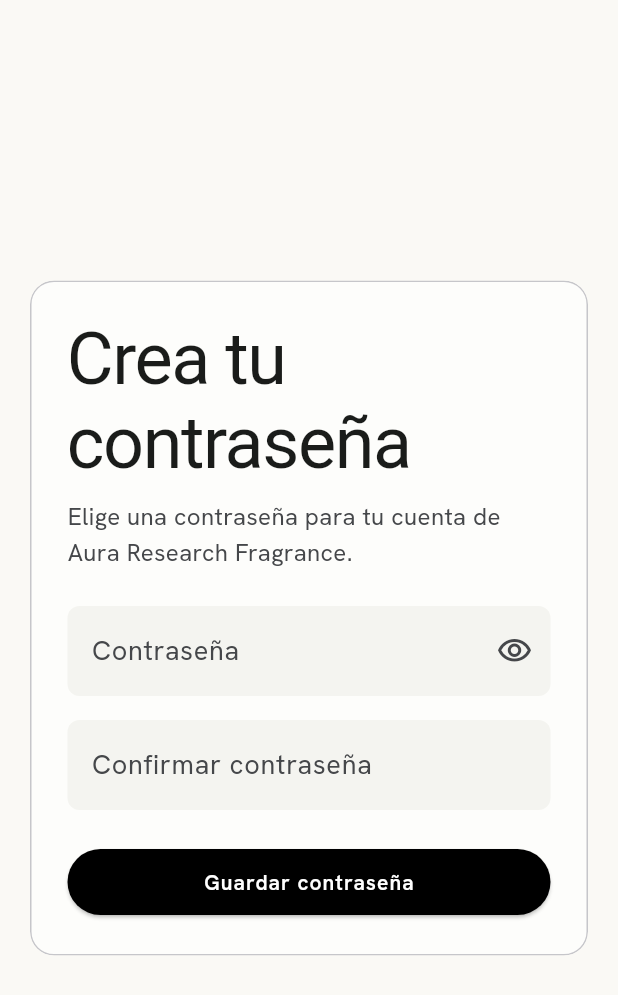
After one commit to yayorome/auracatalog, a Flutter app: the SetPasswordScreen screen opened by its route, on a phone screen of 412 x 824 dp. The commit adds this screen. Shown: the top 995 px of the screen. Run offline on Flutter 3.47's test engine with Material 3 defaults, Android fonts, the light colour scheme and no system bars; our stand-ins replace cached_network_image, fl_chart, flutter_image_compress, flutter_riverpod, go_router, google_fonts and 3 more; accounts and stored records are empty; Roboto replaces fonts that are missing (Libre Caslon Text).

Commit message:
add user set option and icons

```diff
--- a/lib/app/router/route_paths.dart
+++ b/lib/app/router/route_paths.dart
@@ -1,6 +1,7 @@
 /// Central route path constants — no raw route strings anywhere else.
 abstract class RoutePaths {
   static const login = '/login';
+  static const setPassword = '/set-password';
   static const catalog = '/catalog';
   static const productDetail = '/catalog/:productId';
   static const productNew = '/catalog/new';
--- a/lib/features/auth/domain/auth_providers.dart
+++ b/lib/features/auth/domain/auth_providers.dart
@@ -33,3 +33,32 @@ final currentProfileProvider = FutureProvider<AppUser?>((ref) async {
 final isOwnerProvider = Provider<bool>((ref) {
   return ref.watch(currentProfileProvider).value?.isOwner ?? false;
 });
+
+/// Whether the app booted from an invite or password-recovery link, so the
+/// router should send the user to [RoutePaths.setPassword] instead of
+/// straight into the catalog.
+///
+/// Seeded once at startup from `main.dart` (via a `ProviderScope` override
+/// on the notifier's initial value, computed from the raw boot URL before
+/// `runApp`/go_router exist) rather than computed here, because Supabase's
+/// own SDK doesn't expose this distinction reliably: `getSessionFromUrl`
+/// only fires `AuthChangeEvent.passwordRecovery` for `type=recovery` links
+/// -- `type=invite` links fire the same `AuthChangeEvent.signedIn` as any
+/// ordinary sign-in, so there is no auth-stream event to key off for the
+/// invite case.
+class NeedsPasswordSetupNotifier extends Notifier<bool> {
+  NeedsPasswordSetupNotifier({this.initialValue = false});
+
+  final bool initialValue;
+
+  @override
+  bool build() => initialValue;
+
+  /// Called by [SetPasswordScreen] once the password is successfully set.
+  void clear() => state = false;
+}
+
+final needsPasswordSetupProvider =
+    NotifierProvider<NeedsPasswordSetupNotifier, bool>(
+      NeedsPasswordSetupNotifier.new,
+    );
--- /dev/null
+++ b/lib/features/auth/presentation/set_password_screen.dart
@@ -0,0 +1,161 @@
+import 'package:flutter/material.dart';
+import 'package:flutter_riverpod/flutter_riverpod.dart';
+
+import '../../../app/router/app_router.dart';
+import '../../../app/router/route_paths.dart';
+import '../../../app/theme/aura_essence_tokens.dart';
+import '../../../core/widgets/bento_tile.dart';
+import '../domain/auth_providers.dart';
+
+/// Shown instead of the catalog right after an invite or password-recovery
+/// link signs the user in (see [needsPasswordSetupProvider]) -- the link
+/// itself only establishes a session, it never sets a password the user
+/// can log in with again later. This screen is what actually does that.
+class SetPasswordScreen extends ConsumerStatefulWidget {
+  const SetPasswordScreen({super.key});
+
+  @override
+  ConsumerState<SetPasswordScreen> createState() => _SetPasswordScreenState();
+}
+
+class _SetPasswordScreenState extends ConsumerState<SetPasswordScreen> {
+  final _formKey = GlobalKey<FormState>();
+  final _passwordController = TextEditingController();
+  final _confirmController = TextEditingController();
+  bool _isSubmitting = false;
+  bool _obscurePassword = true;
+  String? _errorMessage;
+
+  @override
+  void dispose() {
+    _passwordController.dispose();
+    _confirmController.dispose();
+    super.dispose();
+  }
+
+  Future<void> _submit() async {
+    if (!_formKey.currentState!.validate()) return;
+    setState(() {
+      _isSubmitting = true;
+      _errorMessage = null;
+    });
+    try {
+      await ref
+          .read(authRepositoryProvider)
+          .updatePassword(_passwordController.text);
+      ref.read(needsPasswordSetupProvider.notifier).clear();
+      // ref.read(goRouterProvider) rather than context.go(): navigation
+      // after an await needs the Provider-scoped GoRouter, not the
+      // BuildContext extension (see CLAUDE.md's go_router async-gap note).
+      if (mounted) ref.read(goRouterProvider).go(RoutePaths.catalog);
+    } on Object catch (e) {
+      setState(() => _errorMessage = 'No se pudo establecer la contraseña: $e');
+    } finally {
+      if (mounted) setState(() => _isSubmitting = false);
+    }
+  }
+
+  @override
+  Widget build(BuildContext context) {
+    final textTheme = Theme.of(context).textTheme;
+    return Scaffold(
+      body: LayoutBuilder(
+        builder: (context, constraints) {
+          return SingleChildScrollView(
+            child: ConstrainedBox(
+              constraints: BoxConstraints(minHeight: constraints.maxHeight),
+              child: Center(
+                child: ConstrainedBox(
+                  constraints: const BoxConstraints(maxWidth: 420),
+                  child: Padding(
+                    padding: const EdgeInsets.all(AuraSpacing.marginMobile),
+                    child: BentoTile(
+                      child: Form(
+                        key: _formKey,
+                        child: Column(
+                          mainAxisSize: MainAxisSize.min,
+                          crossAxisAlignment: CrossAxisAlignment.start,
+                          children: [
+                            Text('Crea tu contraseña', style: textTheme.displayLarge),
+                            const SizedBox(height: AuraSpacing.unit),
+                            Text(
+                              'Elige una contraseña para tu cuenta de Aura Research Fragrance.',
+                              style: textTheme.bodyMedium?.copyWith(
+                                color: AuraColors.onSurfaceVariant,
+                              ),
+                            ),
+                            const SizedBox(height: AuraSpacing.unit * 3),
+                            TextFormField(
+                              controller: _passwordController,
+                              obscureText: _obscurePassword,
+                              decoration: InputDecoration(
+                                labelText: 'Contraseña',
+                                suffixIcon: IconButton(
+                                  icon: Icon(
+                                    _obscurePassword
+                                        ? Icons.visibility_outlined
+                                        : Icons.visibility_off_outlined,
+                                  ),
+                                  onPressed: () => setState(
+                                    () => _obscurePassword = !_obscurePassword,
+                                  ),
+                                ),
+                              ),
+                              validator: (value) =>
+                                  (value == null || value.length < 8)
+                                  ? 'Mínimo 8 caracteres'
+                                  : null,
+                            ),
+                            const SizedBox(height: AuraSpacing.unit * 2),
+                            TextFormField(
+                              controller: _confirmController,
+                              obscureText: _obscurePassword,
+                              decoration: const InputDecoration(
+                                labelText: 'Confirmar contraseña',
+                              ),
+                              validator: (value) =>
+                                  value != _passwordController.text
+                                  ? 'Las contraseñas no coinciden'
+                                  : null,
+                              onFieldSubmitted: (_) => _submit(),
+                            ),
+                            if (_errorMessage != null) ...[
+                              const SizedBox(height: AuraSpacing.unit * 2),
+                              Text(
+                                _errorMessage!,
+                                style: textTheme.bodyMedium?.copyWith(
+                                  color: AuraColors.error,
+                                ),
+                              ),
+                            ],
+                            const SizedBox(height: AuraSpacing.unit * 3),
+                            SizedBox(
+                              width: double.infinity,
+                              child: ElevatedButton(
+                                onPressed: _isSubmitting ? null : _submit,
+                                child: _isSubmitting
+                                    ? const SizedBox(
+                                        width: 20,
+                                        height: 20,
+                                        child: CircularProgressIndicator(
+                                          strokeWidth: 2,
+                                          color: AuraColors.onPrimary,
+                                        ),
+                                      )
+                                    : const Text('Guardar contraseña'),
+                              ),
+                            ),
+                          ],
+                        ),
+                      ),
+                    ),
+                  ),
+                ),
+              ),
+            ),
+          );
+        },
+      ),
+    );
+  }
+}
```
Also changed, not shown: lib/app/router/app_router.dart (+20 -5 lines), lib/features/auth/data/auth_repository.dart (+9 -0 lines), lib/features/users/data/user_management_repository.dart (+13 -0 lines), lib/main.dart (+30 -1 lines), pubspec.yaml (+13 -0 lines), assets/icon/icon.png (added), pubspec.lock, 29 other files.
